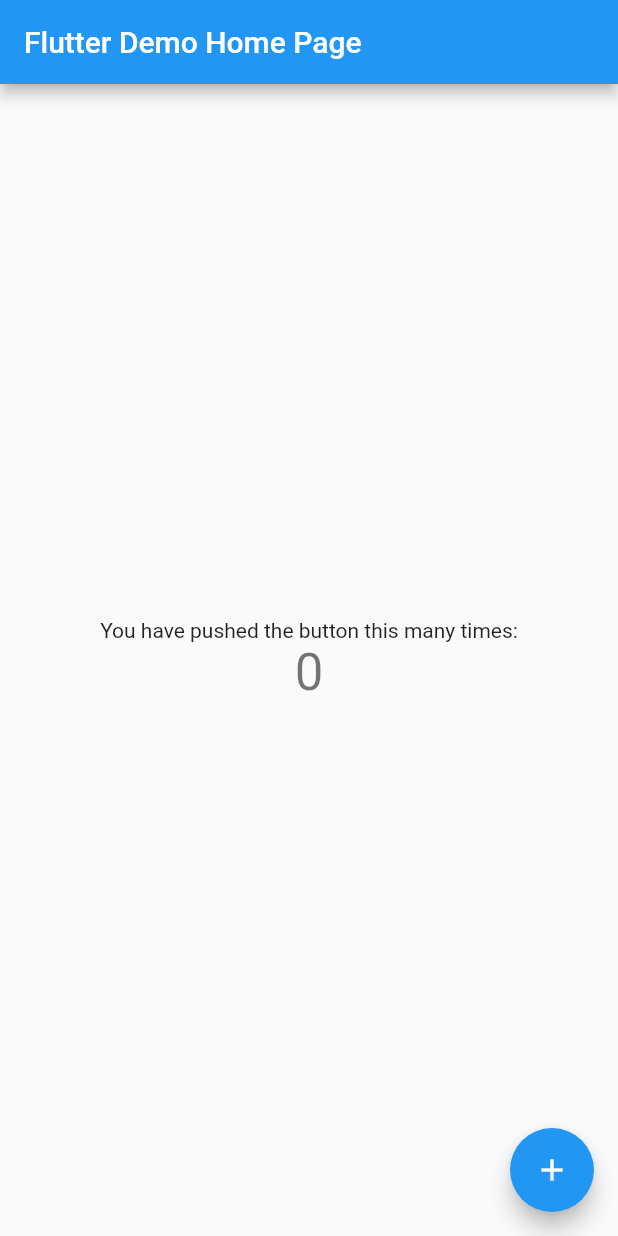
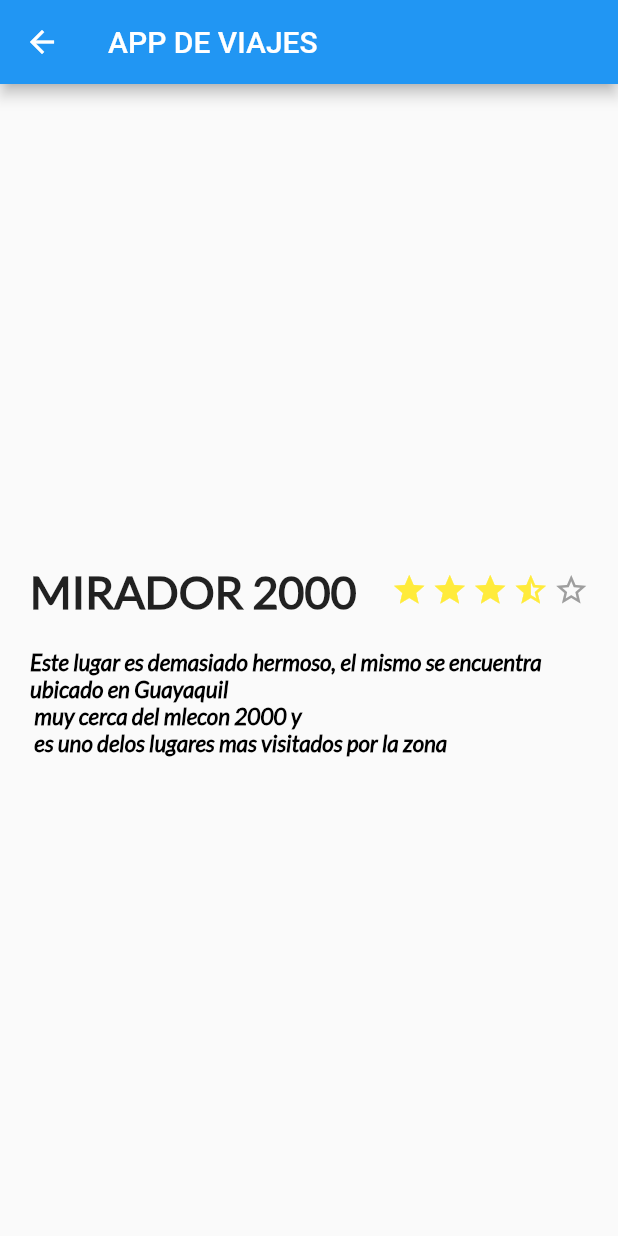
Before and after one commit to boomcrash/FlutterApp, a Flutter app: the screen it shows after launch, on a phone screen of 412 x 824 dp. Run offline on Flutter 3.47's test engine with Material 2 defaults, Android fonts, the phone set to English and light mode, and no system bars.

Commit message:
commit changes
Se empezo el proyecto

```diff
--- /dev/null
+++ b/lib/description_place.dart
@@ -0,0 +1,77 @@
+import 'package:flutter/material.dart';
+class DescriptionPlace extends StatelessWidget{
+
+
+  String namePlace;
+  int Star;
+  String descriptionPlace;
+
+  DescriptionPlace(this.namePlace,this.Star,this.descriptionPlace);
+
+  @override
+  Widget build(BuildContext context) {
+    // TODO: implement build
+
+    final description=Container(
+      margin: const EdgeInsets.only(top: 20,right: 20,left: 20),
+      child: Text(descriptionPlace,style:const TextStyle(fontFamily: "Lato-Italic",fontSize: 15,fontWeight: FontWeight.bold,color: Colors.black),
+      ),
+    );
+
+    final star=Container(
+      margin: const EdgeInsets.only(
+          top: 318.0,
+          left: 3.0,
+      ),
+      child:const Icon(Icons.star, color: Colors.yellow) ,
+    );
+
+    final star_half=Container(
+      margin: const EdgeInsets.only(
+        top: 318.0,
+        left: 3.0,
+      ),
+      child:const Icon(Icons.star_half, color: Colors.yellow) ,
+    );
+
+    final star_border=Container(
+      margin: const EdgeInsets.only(
+        top: 318.0,
+        left: 3.0,
+      ),
+      child:const Icon(Icons.star_border, color: Colors.grey) ,
+    );
+
+    final titleStarts=Row(
+      children: [
+        Container(
+          margin: const EdgeInsets.only(
+            top: 320.0,
+            left: 20.0,
+            right: 20.0
+          ),
+          child: Text(
+            this.namePlace,
+            style: const TextStyle(fontSize: 30.0,fontWeight: FontWeight.bold,fontFamily: "Lato"),
+            textAlign: TextAlign.left,
+          ),
+        ),
+        Row(children: <Widget>[
+          star,
+          star,
+          star,
+          star_half,
+          star_border
+        ],),
+
+      ],
+    );
+    return Column(
+        children: <Widget>[
+          titleStarts,
+          description
+        ],
+    );
+  }
+
+}
--- a/lib/main.dart
+++ b/lib/main.dart
@@ -1,4 +1,5 @@
 import 'package:flutter/material.dart';
+import 'package:turismoapp/description_place.dart';
 
 void main() {
   runApp(const MyApp());
@@ -24,7 +25,16 @@
         // is not restarted.
         primarySwatch: Colors.blue,
       ),
-      home: const MyHomePage(title: 'Flutter Demo Home Page'),
+      home:Scaffold(
+          appBar: AppBar(leading:Icon(Icons.arrow_back),title:Text("APP DE VIAJES")),
+          body: DescriptionPlace("MIRADOR 2000", 4, "Este lugar es demasiado hermoso, el mismo se encuentra ubicado en Guayaquil \n muy cerca del mlecon 2000 y \n es uno delos lugares mas visitados por la zona"),
+
+        //bottomNavigationBar: ,
+        //floatingActionButton: ,
+        //floatingActionButtonLocation: ,
+        //floatingActionButtonAnimator: ,
+      )
+      //const MyHomePage(title: 'Flutter Demo Home Page'),
     );
   }
 }
```
Also changed, not shown: pubspec.yaml (+8 -0 lines), fonts/Lato-Italic.ttf (added), fonts/Lato-Regular.ttf (added), pubspec.lock.
